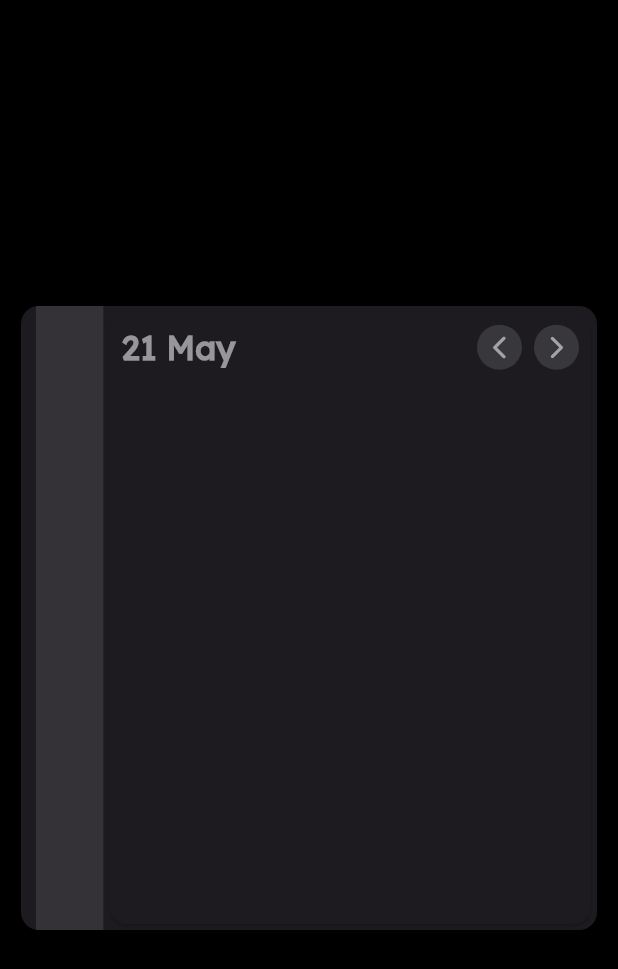
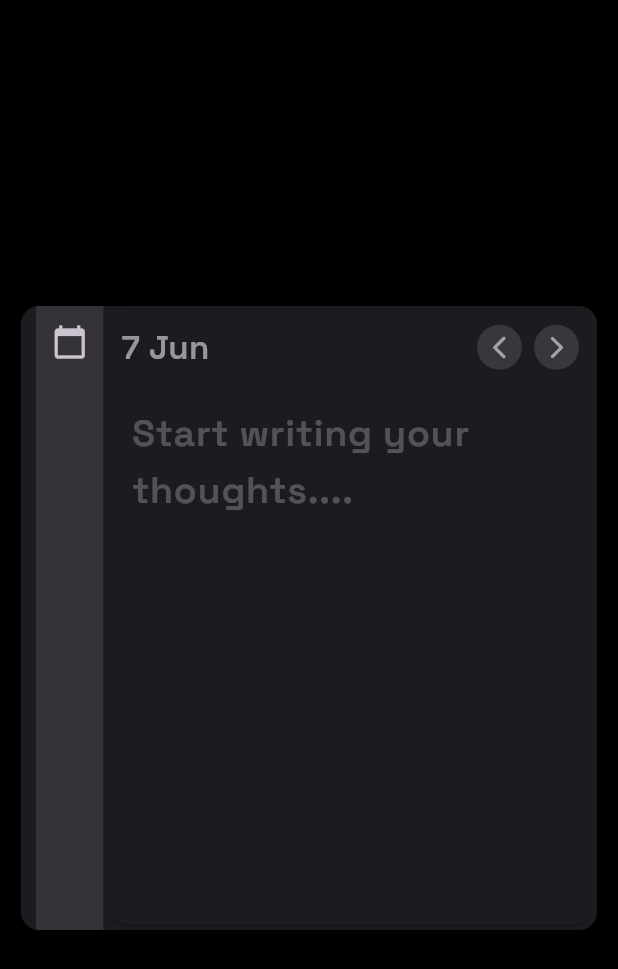
Before and after one commit to dipankrr/journal, a Flutter app: the screen it shows after launch, on a phone screen of 412 x 824 dp. Shown: the top 969 px of the screen. Run offline on Flutter 3.47's test engine with Material 3 defaults, Android fonts, the phone set to English and light mode, and no system bars.

Commit message:
added new font, implemented provider in select date and arrows

```diff
--- /dev/null
+++ b/lib/components/arrow_button.dart
@@ -0,0 +1,31 @@
+import 'package:flutter/material.dart';
+import 'package:provider/provider.dart';
+
+import '../providers/date_prov.dart';
+
+class ArrowButton extends StatelessWidget {
+
+  final IconData icon;
+  final GestureTapCallback onTap;
+
+  const ArrowButton({super.key, required this.icon, required this.onTap});
+
+  @override
+  Widget build(BuildContext context) {
+
+    final dateProvider = Provider.of<DateProvider>(context);
+
+    return
+      GestureDetector(
+      onTap: onTap,
+      child: Container(
+          height: 30, width: 30,
+          decoration: BoxDecoration(
+          color: Colors.white12,
+          shape: BoxShape.circle,
+          ),
+      child: Center(child: Icon(icon, color: Colors.white54, size: 18,)),
+      ),
+    );
+  }
+}
--- a/lib/main.dart
+++ b/lib/main.dart
@@ -1,8 +1,15 @@
 import 'package:flutter/material.dart';
+import 'package:provider/provider.dart';
+import 'package:simple_journal/providers/date_prov.dart';
 import 'package:simple_journal/views/pages/homepage.dart';
 
 void main() {
-  runApp(const MyApp());
+  runApp(
+    ChangeNotifierProvider(
+      create: (context) => DateProvider(),
+      child: const MyApp(),
+    ),
+  );
 }
 
 class MyApp extends StatelessWidget {
@@ -16,10 +23,13 @@ class MyApp extends StatelessWidget {
         colorScheme: ColorScheme.fromSeed(seedColor: Colors.deepPurple, brightness: Brightness.dark),
         useMaterial3: true,
         scaffoldBackgroundColor: Colors.black,
-        fontFamily: 'Lexend'
+        fontFamily: 'SpaceGrotesk'
+        // TODO: change selection text and cursor color
 
       ),
       home: const Homepage(),
     );
   }
 }
+
+// flutter run -d web-server --web-hostname=192.168.0.101 --web-port=8000
--- a/lib/views/main_body.dart
+++ b/lib/views/main_body.dart
@@ -1,11 +1,19 @@
 import 'package:flutter/material.dart';
-import 'package:simple_journal/widgets/arrow_button.dart';
+import 'package:provider/provider.dart';
+import 'package:simple_journal/providers/date_prov.dart';
+import 'package:simple_journal/views/widgets/date_header.dart';
+
+
+import '../components/arrow_button.dart';
 
 class MainBody extends StatelessWidget {
   const MainBody({super.key});
 
   @override
   Widget build(BuildContext context) {
+
+    final dateProvider = Provider.of<DateProvider>(context);
+
     return SizedBox(
       height: double.infinity,
       child: Card(
@@ -19,15 +27,15 @@ class MainBody extends StatelessWidget {
               children: [
                 Padding(
                   padding: const EdgeInsets.all(8.0),
-                  child: Text('21 May', style: TextStyle(fontSize: 22, fontWeight: FontWeight.bold, color: Colors.white54),),
+                  child: DateHeader()
                 ),
 
                 Row(
                   children: [
-                    ArrowButton(icon: Icons.arrow_back_ios_new_rounded),
+                    ArrowButton(icon: Icons.arrow_back_ios_new_rounded,onTap: (){dateProvider.getPreviousDate();}),
                     Padding(
                       padding: const EdgeInsets.all(8.0),
-                      child: ArrowButton(icon: Icons.arrow_forward_ios_rounded),
+                      child: ArrowButton(icon: Icons.arrow_forward_ios_rounded, onTap: (){dateProvider.getForwardDate();},),
                     ),
                   ],
                 )
@@ -49,7 +57,13 @@ class MainBody extends StatelessWidget {
                 ),
                 decoration: InputDecoration(
                   contentPadding: EdgeInsets.only(left: 15, right: 15, bottom: 15, top: 15),
-                  border: InputBorder.none
+                  border: InputBorder.none,
+                  hintStyle: TextStyle(
+                      fontSize: 25,
+                      color: Colors.white24,
+                      fontWeight: FontWeight.bold
+                  ),
+                    hintText: 'Start writing your thoughts....'
                 ),
               ),
             )
@@ -59,3 +73,5 @@ class MainBody extends StatelessWidget {
     );
   }
 }
+
+//how to get all the dates in a list, like in showDatePicker i can choose starting date to ending date, i want all those dates in a list. i am making a scrolling bar to chose a date, there will be only dates
--- a/lib/views/pages/homepage.dart
+++ b/lib/views/pages/homepage.dart
@@ -1,11 +1,16 @@
 import 'package:flutter/material.dart';
+import 'package:provider/provider.dart';
 import 'package:simple_journal/views/main_body.dart';
+import 'package:simple_journal/providers/date_prov.dart';
 
 class Homepage extends StatelessWidget {
   const Homepage({super.key});
 
   @override
   Widget build(BuildContext context) {
+
+    final dateProvider = Provider.of<DateProvider>(context);
+
     return Scaffold(
       body: Center(
         child: SizedBox(
@@ -21,6 +26,22 @@ class Homepage extends StatelessWidget {
                     child: Container(
                       height: double.infinity,
                       color: Colors.white10,
+                      child: Column(
+                        children: [
+                          IconButton(onPressed: () async {
+                           DateTime? date = await showDatePicker(
+                                context: context,
+                                firstDate: DateTime(2010),
+                                lastDate: DateTime(2040),
+                                initialDate: dateProvider.selectedDate
+                            );
+
+                             dateProvider.setDate(date!);
+                          }, icon: Icon(Icons.calendar_today)),
+
+                         // ListWheelScrollView(itemExtent: itemExtent, children: children)
+                        ],
+                      ),
                     ),
                   ),
                 ),
--- /dev/null
+++ b/lib/views/widgets/date_header.dart
@@ -0,0 +1,44 @@
+import 'package:flutter/material.dart';
+import 'package:intl/intl.dart';
+import 'package:provider/provider.dart';
+
+import '../../providers/date_prov.dart';
+
+class DateHeader extends StatelessWidget {
+  const DateHeader({super.key});
+
+  @override
+  Widget build(BuildContext context) {
+
+    final dateProvider = Provider.of<DateProvider>(context);
+    String formattedDate = DateFormat('d MMM').format(dateProvider.selectedDate);
+
+    return GestureDetector(
+
+
+        onTap: () async{
+
+          DateTime? date = await showDatePicker(
+              context: context,
+              firstDate: DateTime(2010),
+              lastDate: DateTime(2040),
+              initialDate: dateProvider.selectedDate
+          );
+          dateProvider.setDate(date!);
+        },
+
+        onDoubleTap: (){
+          dateProvider.resetToCurrentDate();
+        },
+
+        child: Text(
+          formattedDate.toString(),
+          style: TextStyle(
+              fontSize: 22,
+              fontWeight: FontWeight.bold,
+              color: Colors.white54
+          ),)
+    );
+
+  }
+}
--- a/lib/widgets/arrow_button.dart
+++ /dev/null
@@ -1,20 +0,0 @@
-import 'package:flutter/material.dart';
-
-class ArrowButton extends StatelessWidget {
-
-  final IconData icon;
-
-  const ArrowButton({super.key, required this.icon});
-
-  @override
-  Widget build(BuildContext context) {
-    return Container(
-        height: 30, width: 30,
-        decoration: BoxDecoration(
-        color: Colors.white12,
-        shape: BoxShape.circle,
-        ),
-    child: Center(child: Icon(icon, color: Colors.white54, size: 18,)),
-    );
-  }
-}
```
Also changed, not shown: lib/providers/date_prov.dart (added, +38 -0 lines), pubspec.yaml (+7 -4 lines), assets/fonts/SpaceGrotesk.ttf (added), pubspec.lock, 1 other file.
